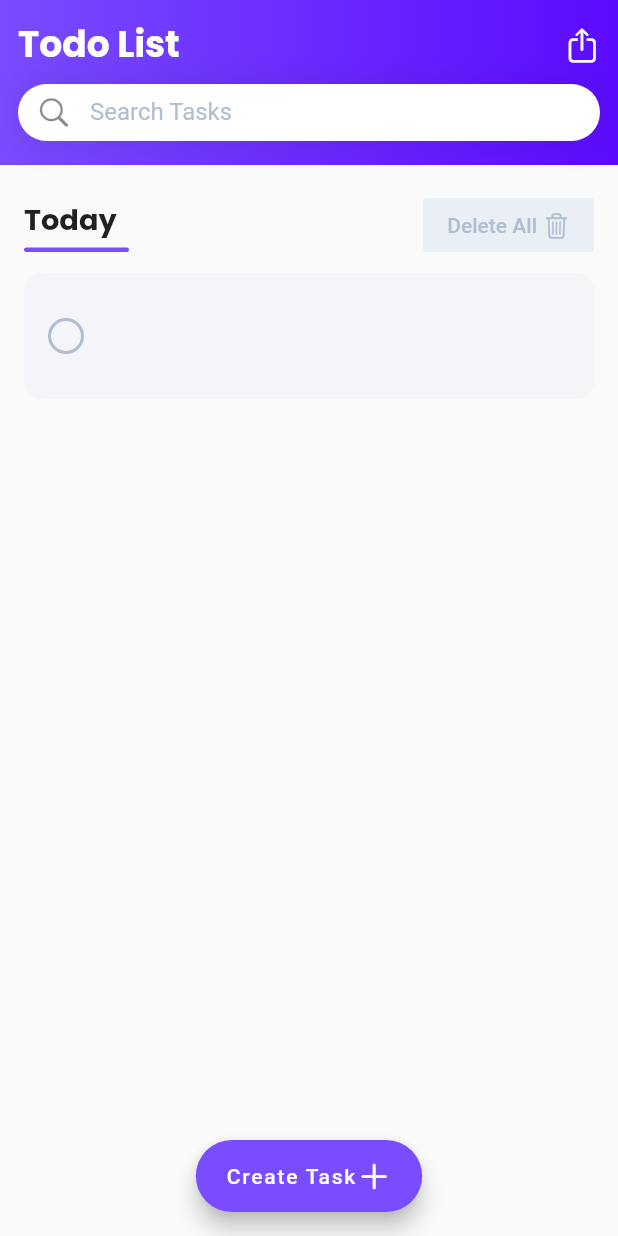
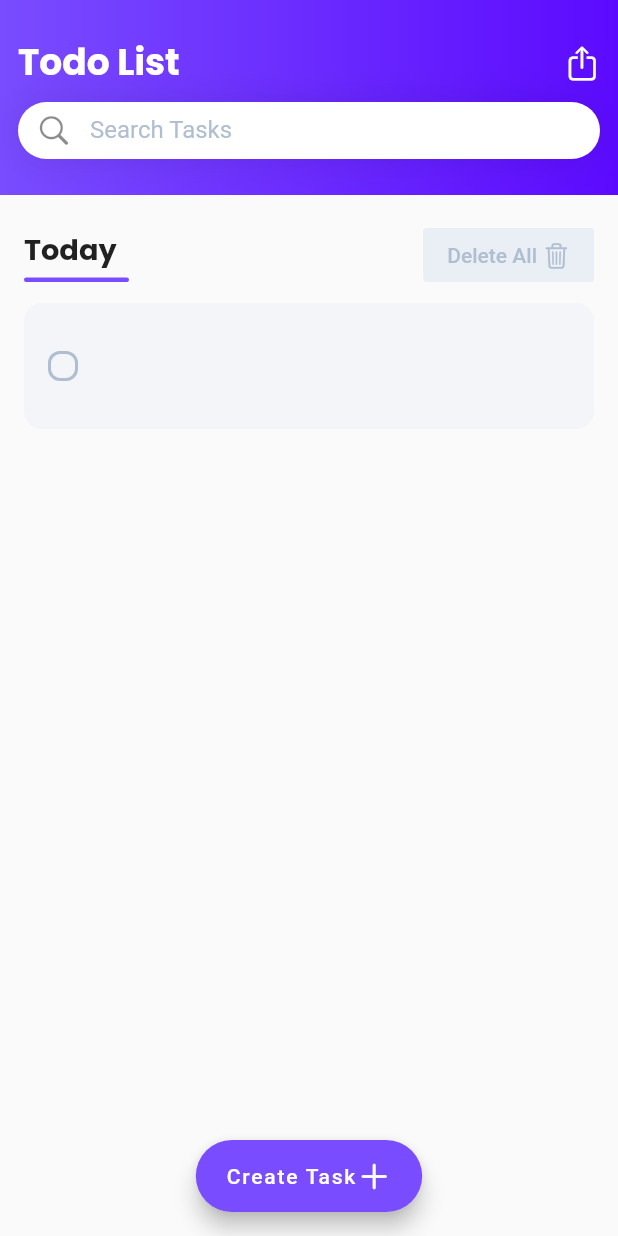
Before and after one commit to Mahdi-jafari-CS/Task_list, a Flutter app: the EditTaskScreen screen opened directly, after a tap on "Create Task", on a phone screen of 412 x 824 dp. Run offline on Flutter 3.47's test engine with Material 3 defaults, Android fonts, the phone set to English and light mode, and no system bars; our stand-ins replace google_fonts, hive_flutter; accounts and stored records are empty.

Commit message:
fixed_layout

```diff
--- a/task_list/lib/edit.dart
+++ b/task_list/lib/edit.dart
@@ -22,9 +22,11 @@ class _EditTaskScreenState extends State<EditTaskScreen> {
   Widget build(BuildContext context) {
     final ThemeData themedata = Theme.of(context);
     return Scaffold(
+      backgroundColor: themedata.colorScheme.surface,
       appBar: AppBar(
-        backgroundColor: themedata.colorScheme.surface,
-        foregroundColor: themedata.colorScheme.onSurface,
+        elevation: 0,
+        backgroundColor:themedata.colorScheme.surface,
+        foregroundColor:Colors.black,
         title: const Text('Edit Tasks'),
       ),
       floatingActionButtonLocation: FloatingActionButtonLocation.centerFloat,
--- a/task_list/lib/main.dart
+++ b/task_list/lib/main.dart
@@ -79,24 +79,22 @@ class HomeScreen extends StatelessWidget {
         floatingActionButtonLocation: FloatingActionButtonLocation.centerFloat,
         floatingActionButton: FloatingActionButton.extended(
           onPressed: () {
-            Navigator.of(context).push(
-                MaterialPageRoute(builder: (context) => EditTaskScreen(task: TaskEntity())));
+            Navigator.of(context).push(MaterialPageRoute(
+                builder: (context) => EditTaskScreen(task: TaskEntity())));
           },
-          label: Row(children: [
-            const Text('Create Task'),
-            Icon(CupertinoIcons.add)
-          ]),
+          label: const Row(
+              children: [Text('Create Task'), Icon(CupertinoIcons.add)]),
         ),
         body: Column(children: [
           Container(
-            height: 110,
+            height: 130,
             decoration: BoxDecoration(
                 gradient: LinearGradient(colors: [
               themedata.colorScheme.primary,
               themedata.colorScheme.primaryContainer
             ])),
             child: Padding(
-              padding: const EdgeInsets.all(12),
+              padding: const EdgeInsets.fromLTRB(12, 24, 12, 8),
               child: Column(
                 children: [
                   Row(
@@ -227,8 +225,8 @@ class _TaskItemState extends State<TaskItem> {
         });
       },
       child: Container(
-        margin: EdgeInsets.only(top: 8),
-        padding: EdgeInsets.only(left: 16, right: 16),
+        margin: const EdgeInsets.only(top: 8),
+        padding: const EdgeInsets.only(left: 16, right: 16),
         height: 84,
         decoration: BoxDecoration(
           color: themeData.colorScheme.surface,
@@ -236,7 +234,7 @@ class _TaskItemState extends State<TaskItem> {
         ),
         child: Row(children: [
           MyCheckbox(value: widget.task.isCompleted),
-          SizedBox(
+          const SizedBox(
             width: 16,
           ),
           Expanded(
@@ -245,7 +243,7 @@ class _TaskItemState extends State<TaskItem> {
               overflow: TextOverflow.ellipsis,
               widget.task.name,
               style: TextStyle(
-                  fontSize: 24,
+                  fontSize: 16,
                   decoration: widget.task.isCompleted
                       ? TextDecoration.lineThrough
                       : null),
@@ -266,10 +264,10 @@ class MyCheckbox extends StatelessWidget {
   Widget build(BuildContext context) {
     final ThemeData themeData = Theme.of(context);
     return Container(
-        height: 24,
-        width: 24,
+        height: 20,
+        width: 20,
         decoration: BoxDecoration(
-          borderRadius: BorderRadius.circular(12),
+          borderRadius: BorderRadius.circular(8),
           border:
               !value ? Border.all(color: secondaryTextColor, width: 2) : null,
           color: value ? themeData.colorScheme.primary : null,
```
